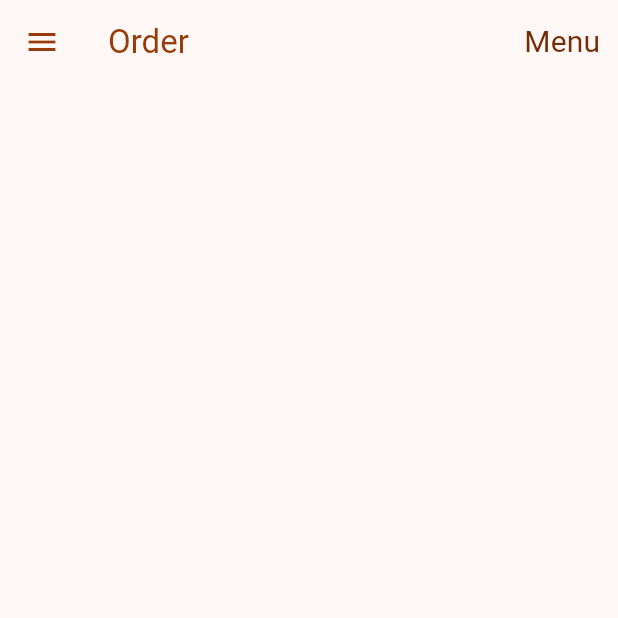
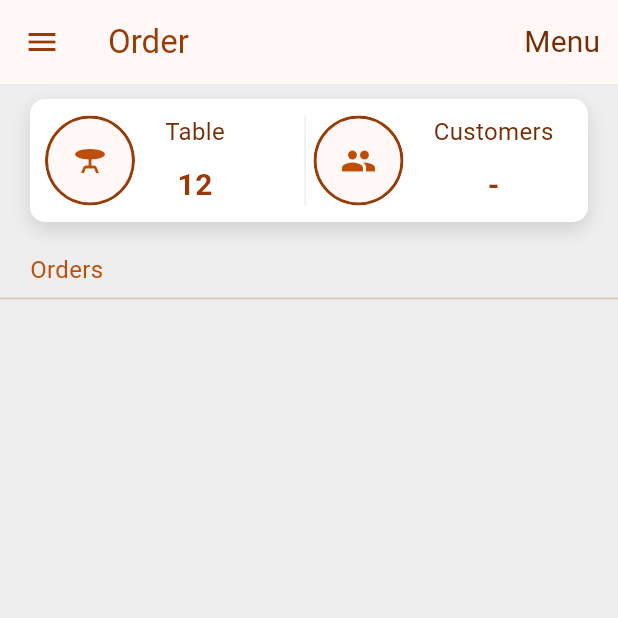
Before and after one commit to BOSDevTeam/waiter_app, a Flutter app: the NavOrder screen opened by its route, on a phone screen of 412 x 824 dp, the top half of it. Run offline on Flutter 3.47's test engine with Material 2 defaults, Android fonts, the phone set to English and light mode, and no system bars; our stand-ins replace animated_splash_screen, dio, fluttertoast, hive, hive_flutter, retrofit and 1 more; accounts and stored records are empty; generated files the repository leaves out were written again.

Commit message:
implementing user interface

```diff
--- a/lib/model/menu_model.dart
+++ b/lib/model/menu_model.dart
@@ -1,7 +1,8 @@
 class MenuModel{
   String? id;
   String? name;
-  List<MenuModel>? list = [];
+  List<MenuModel> list = [];
+  int? type;
 
-  MenuModel({this.id,this.name, this.list});
+  MenuModel({this.id,this.name,required this.list});
 }
--- a/lib/value/app_string.dart
+++ b/lib/value/app_string.dart
@@ -32,4 +32,6 @@ class AppString{
   static const String notFoundWaiter="Not Found Waiter";
   static const String invalidLogin="Invalid Login";
   static const String mainMenu="Main Menu";
+  static const String customers="Customers";
+  static const String orders="Orders";
 }
--- a/lib/view/navigation/nav_order.dart
+++ b/lib/view/navigation/nav_order.dart
@@ -23,68 +23,48 @@ class _NavOrderState extends State<NavOrder> {
   List<Map<String, dynamic>> lstSubMenu = [];
   List<Map<String, dynamic>> lstItem = [];
   List<MenuModel> lstMenu = [];
-  MenuModel mainMenu = MenuModel();
-  MenuModel subMenu = MenuModel();
-
-  /* List<Map<String, dynamic>> listMenu = [
-    {
-      "id": 1,
-      "name": "Hair",
-      "subMenu": [
-        {"id": 1, "name": "ညှပ်", "subMenu": []},
-        {"id": 2, "name": "လျှော်", "subMenu": []},
-        {"id": 3, "name": "ဆေးဆိုး", "subMenu": []},
-        {"id": 4, "name": "ဆံပင်ဖြောင့်", "subMenu": []}
-      ]
-    },
-    {
-      "id": 2,
-      "name": "Face",
-      "subMenu": [
-        {"id": 5, "name": "Face", "subMenu": []}
-      ]
-    }
-  ]; */
+  MenuModel mainMenu = MenuModel(list: []);
+  MenuModel subMenu = MenuModel(list: []);
 
   @override
   void initState() {
+    super.initState();
     lstMainMenu = HiveDB.getMainMenu();
     lstSubMenu = HiveDB.getSubMenu();
     lstItem = HiveDB.getItem();
 
     for (int i = 0; i < lstMainMenu.length; i++) {
-      mainMenu = MenuModel();
+      mainMenu = MenuModel(list: []);
       mainMenu.id = lstMainMenu[i]["mainMenuId"].toString();
       mainMenu.name = lstMainMenu[i]["mainMenuName"];
+      mainMenu.type = 1;
 
       List<Map<String, dynamic>> subMenuList = lstSubMenu
           .where((element) =>
               element["mainMenuId"] == lstMainMenu[i]["mainMenuId"])
           .toList();
       for (int j = 0; j < subMenuList.length; j++) {
-        subMenu = MenuModel();
+        subMenu = MenuModel(list: []);
         subMenu.id = subMenuList[j]["subMenuId"].toString();
         subMenu.name = subMenuList[j]["subMenuName"];
+        subMenu.type = 2;
 
         List<Map<String, dynamic>> itemList = lstItem
             .where((element) =>
                 element["subMenuId"] == subMenuList[j]["subMenuId"])
             .toList();
         for (int k = 0; k < itemList.length; k++) {
-          MenuModel item = MenuModel();
+          MenuModel item = MenuModel(list: []);
           item.id = itemList[k]["itemId"];
           item.name = itemList[k]["itemName"];
-          subMenu.list!.add(item);
+          item.type = 3;
+          subMenu.list.add(item);
         }
 
-        mainMenu.list!.add(subMenu);
-
-        lstMenu.add(mainMenu);
-
+        mainMenu.list.add(subMenu);
       }
+      lstMenu.add(mainMenu);
     }
-
-    super.initState();
   }
 
   @override
@@ -106,17 +86,152 @@ class _NavOrderState extends State<NavOrder> {
         ],
       ),
       endDrawer: _drawer(lstMenu),
+      body: Container(
+        color: AppColor.grey,
+        child: Column(
+          children: [
+            Container(
+              margin: const EdgeInsets.only(
+                  left: 20, right: 20, top: 10, bottom: 10),
+              padding: const EdgeInsets.all(10),
+              decoration: BoxDecoration(
+                  borderRadius: BorderRadius.circular(10),
+                  color: Colors.white,
+                  boxShadow: const [
+                    BoxShadow(
+                        color: Colors.black12,
+                        blurRadius: 10,
+                        offset: Offset(0, 5))
+                  ]),
+              child: Row(
+                mainAxisAlignment: MainAxisAlignment.spaceBetween,
+                children: [
+                  Expanded(
+                    child: Row(
+                      children: [
+                        ClipOval(
+                          child: Material(
+                            shape: const CircleBorder(
+                                side: BorderSide(
+                                    width: 2, color: AppColor.primary)),
+                            child: InkWell(
+                              splashColor: AppColor.primary300,
+                              onTap: () {},
+                              child: const SizedBox(
+                                width: 60,
+                                height: 60,
+                                child: Icon(
+                                  Icons.table_bar,
+                                  color: AppColor.primary500,
+                                ),
+                              ),
+                            ),
+                          ),
+                        ),
+                        const SizedBox(
+                          width: 20,
+                        ),
+                        const Column(
+                          children: [
+                            AppText(
+                              text: AppString.table,
+                              size: 16,
+                            ),
+                            SizedBox(
+                              height: 10,
+                            ),
+                            AppText(
+                              text: "12",
+                              color: AppColor.primary,
+                              size: 20,
+                              fontWeight: FontWeight.bold,
+                            )
+                          ],
+                        )
+                      ],
+                    ),
+                  ),
+                  Container(
+                    color: AppColor.grey,
+                    width: 1,
+                    height: 60,
+                  ),
+                  const SizedBox(
+                    width: 5,
+                  ),
+                  Expanded(
+                    child: Row(
+                      children: [
+                        ClipOval(
+                          child: Material(
+                            shape: const CircleBorder(
+                                side: BorderSide(
+                                    width: 2, color: AppColor.primary)),
+                            child: InkWell(
+                              splashColor: AppColor.primary300,
+                              onTap: () {},
+                              child: const SizedBox(
+                                width: 60,
+                                height: 60,
+                                child: Icon(
+                                  Icons.people,
+                                  color: AppColor.primary500,
+                                ),
+                              ),
+                            ),
+                          ),
+                        ),
+                        const SizedBox(
+                          width: 20,
+                        ),
+                        const Column(
+                          children: [
+                            AppText(
+                              text: AppString.customers,
+                              size: 16,
+                            ),
+                            SizedBox(
+                              height: 10,
+                            ),
+                            AppText(
+                              text: "-",
+                              color: AppColor.primary,
+                              size: 20,
+                              fontWeight: FontWeight.bold,
+                            )
+                          ],
+                        )
+                      ],
+                    ),
+                  ),
+                ],
+              ),
+            ),
+            Container(
+                alignment: Alignment.centerLeft,
+                margin: const EdgeInsets.only(left: 20, top: 10),
+                child: const AppText(
+                  text: AppString.orders,
+                  color: AppColor.primary500,
+                )),
+            const Divider()
+          ],
+        ),
+      ),
     );
   }
 
   Widget _drawer(List<MenuModel> data) {
     return Drawer(
+      shape: const RoundedRectangleBorder(
+              borderRadius: BorderRadius.zero
+            ),
         child: SafeArea(
       child: SingleChildScrollView(
         child: Column(
           children: [
             const SizedBox(height: 20),
-            Text(AppString.menu),
+            const AppText(text:AppString.menu),
             const SizedBox(height: 20),
             ListView.builder(
               shrinkWrap: true,
@@ -133,18 +248,31 @@ class _NavOrderState extends State<NavOrder> {
   }
 
   Widget _buildMenuList(MenuModel list) {
-    if (list.list!.isEmpty) {
+    if (list.list.isEmpty) {
       return Builder(builder: (context) {
         return ListTile(
             leading: const SizedBox(width: 10),
+            //textColor: _menuColor(list.type),
             title: Text(list.name.toString()));
       });
     } else {
       return ExpansionTile(
-        leading: const Icon(Icons.arrow_drop_down),
+        leading: const Icon(Icons.food_bank),
+        //textColor: _menuColor(list.type),
         title: Text(list.name.toString()),
-        children: list.list!.map(_buildMenuList).toList(),
+        children: list.list.map(_buildMenuList).toList(),
       );
     }
   }
+
+  Color _menuColor(int? type) {
+    if (type == 1) {
+      return Colors.red;
+    } else if (type == 2) {
+      return Colors.green;
+    } else if (type == 3) {
+      return Colors.blue;
+    }
+    return Colors.yellow;
+  }
 }
```
